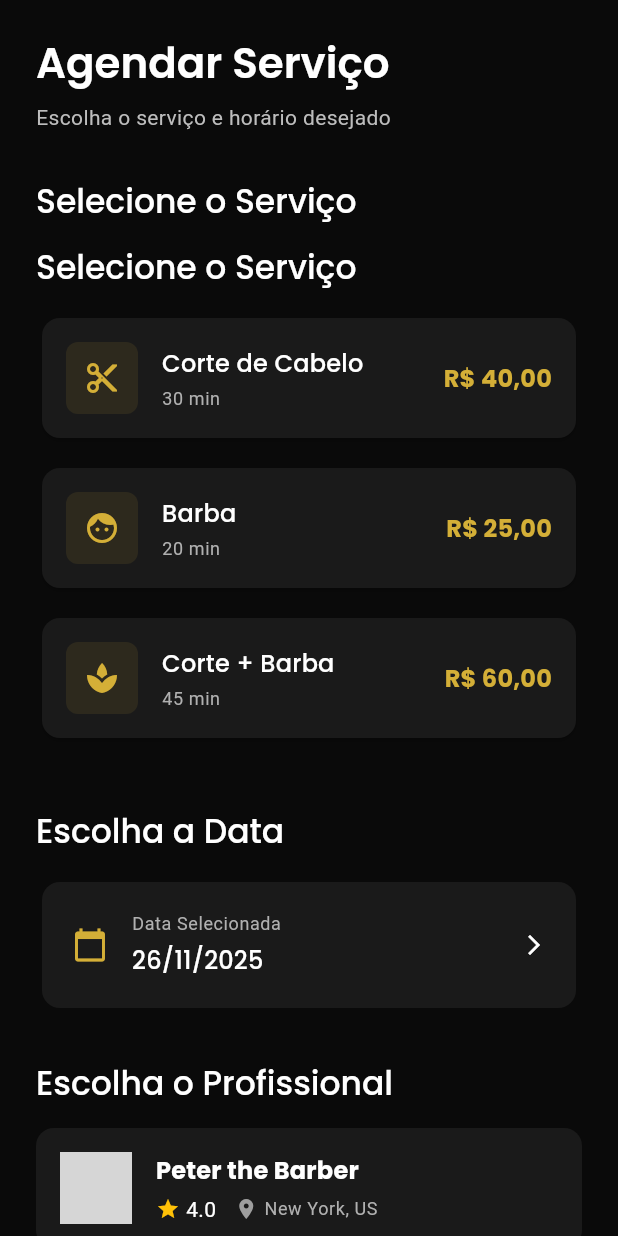
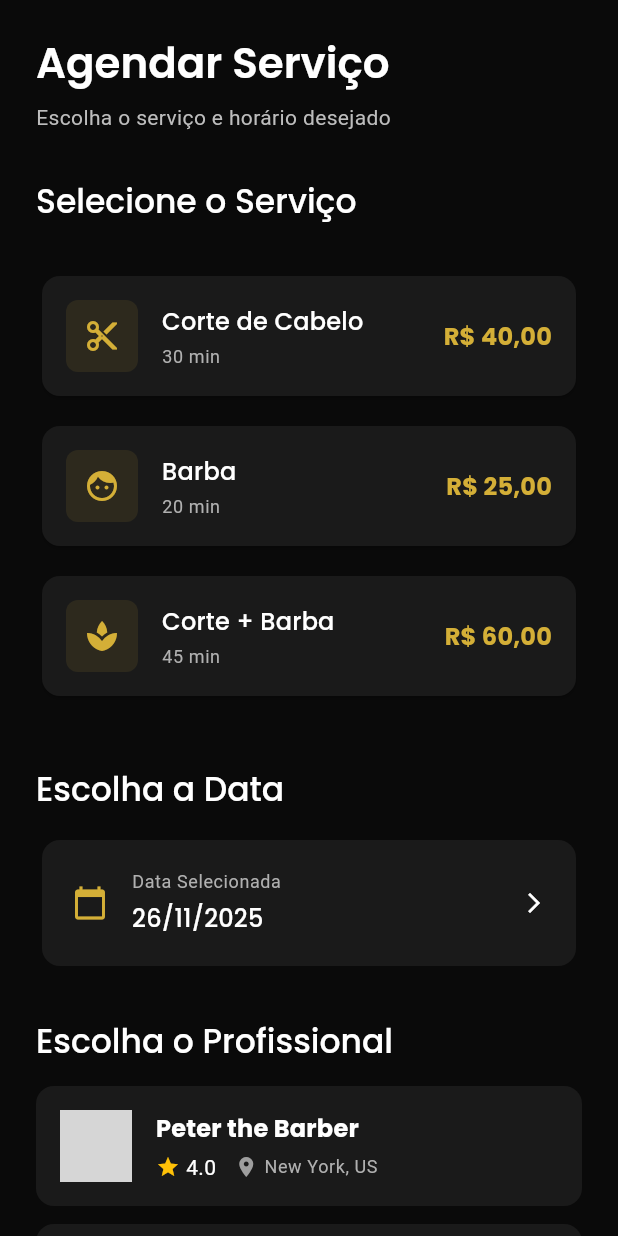
Before and after one commit to caiohebert/na-regua, a Flutter app: the ScheduleScreen screen opened directly, on a phone screen of 412 x 824 dp. Run offline on Flutter 3.47's test engine with Material 3 defaults, Android fonts, the phone set to English and light mode, and no system bars; our stand-ins replace flutter_riverpod, google_fonts, riverpod_annotation, supabase_flutter; accounts and stored records are empty; generated files the repository leaves out were written again; network calls fail; grey boxes are pictures that could not be loaded.

Commit message:
fix(service_picker): removing duplicated title

```diff
--- a/lib/widgets/service_picker.dart
+++ b/lib/widgets/service_picker.dart
@@ -25,10 +25,6 @@ class _ServicePickerState extends ConsumerState<ServicePicker> {
     return Column(
       crossAxisAlignment: CrossAxisAlignment.start,
       children: [
-        Text(
-          'Selecione o Serviço',
-          style: Theme.of(context).textTheme.titleLarge,
-        ),
         const SizedBox(height: 16),
         ...widget.services.map((service) => Padding(
           padding: const EdgeInsets.only(bottom: 12),
```
